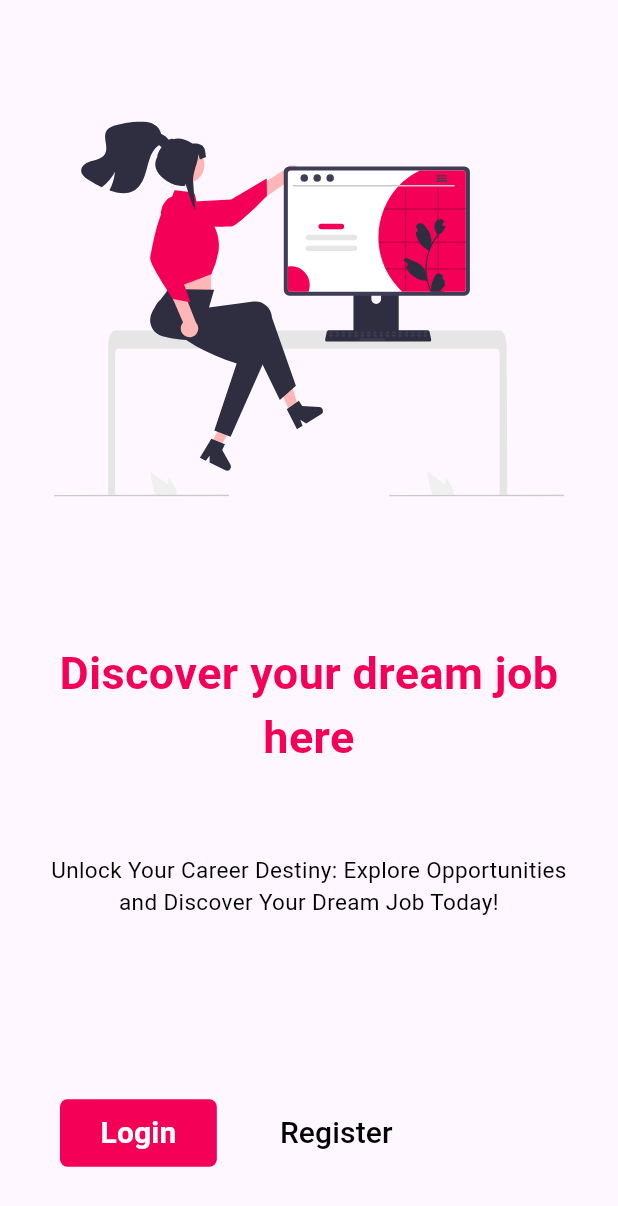
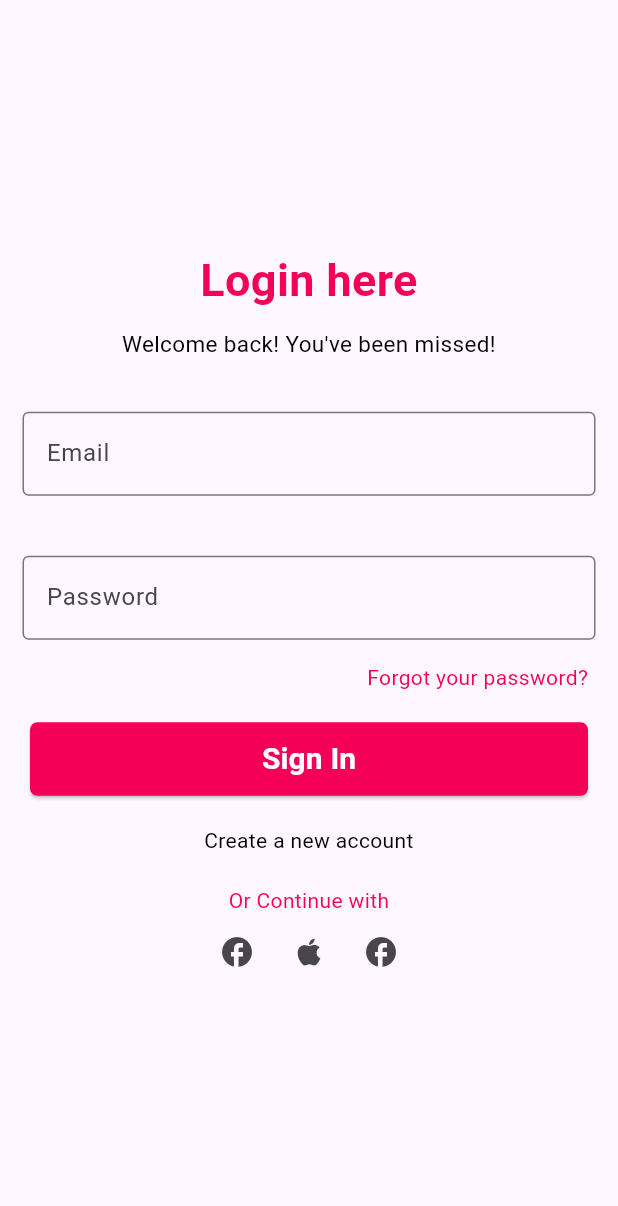
Before and after one commit to BenCodeurr/flutter_onboarding_screens, a Flutter app: the screen it shows after launch, on a phone screen of 412 x 824 dp. Shown: the top 1206 px of the screen. Run offline on Flutter 3.47's test engine with Material 3 defaults, Android fonts, the phone set to English and light mode, and no system bars; our stand-ins replace flutter_svg, hexcolor.

Commit message:
login screen

```diff
--- /dev/null
+++ b/lib/login.dart
@@ -0,0 +1,147 @@
+import 'package:flutter/material.dart';
+import 'package:hexcolor/hexcolor.dart';
+
+class Login extends StatelessWidget {
+  const Login({Key? key});
+
+  @override
+  Widget build(BuildContext context) {
+    return const MaterialApp(
+      debugShowCheckedModeBanner: false,
+      home: LoginPage(),
+    );
+  }
+}
+
+class LoginPage extends StatefulWidget {
+  const LoginPage({Key? key});
+
+  @override
+  State<LoginPage> createState() => _LoginPageState();
+}
+
+class _LoginPageState extends State<LoginPage> {
+  @override
+  Widget build(BuildContext context) {
+    return Scaffold(
+      body: SafeArea(
+        child: Column(
+          mainAxisAlignment: MainAxisAlignment.center,
+          crossAxisAlignment: CrossAxisAlignment.stretch,
+          children: [
+            Text(
+              'Login here',
+              textAlign: TextAlign.center,
+              style: TextStyle(
+                color: HexColor('#F50057'),
+                fontSize: 30.0,
+                fontWeight: FontWeight.bold,
+              ),
+            ),
+            const SizedBox(height: 10.0),
+            const Text(
+              'Welcome back! You\'ve been missed!',
+              textAlign: TextAlign.center,
+              style: TextStyle(
+                color: Colors.black,
+                fontSize: 15.0,
+              ),
+            ),
+            const SizedBox(height: 20.0),
+            const Padding(
+              padding: EdgeInsets.all(15.0),
+              child: TextField(
+                decoration: InputDecoration(
+                  border: OutlineInputBorder(),
+                  hintText: 'Email',
+                ),
+              ),
+            ),
+            const SizedBox(height: 10.0),
+            const Padding(
+              padding: EdgeInsets.all(15.0),
+              child: TextField(
+                obscureText: true,
+                decoration: InputDecoration(
+                  border: OutlineInputBorder(),
+                  hintText: 'Password',
+                ),
+              ),
+            ),
+            Align(
+              alignment: Alignment.topRight,
+              child: Padding(
+                padding: const EdgeInsets.only(right: 20.0),
+                child: Text(
+                  'Forgot your password?',
+                  style: TextStyle(
+                    color: HexColor('#F50057'),
+                  ),
+                ),
+              ),
+            ),
+            const SizedBox(height: 20.0),
+            Padding(
+              padding: const EdgeInsets.symmetric(horizontal: 20.0),
+              child: ElevatedButton(
+                style: ElevatedButton.styleFrom(
+                  backgroundColor: HexColor('#F50057'),
+                  shape: RoundedRectangleBorder(
+                    borderRadius: BorderRadius.circular(5.0),
+                  ),
+                ),
+                onPressed: () {},
+                child: const Padding(
+                  padding: EdgeInsets.symmetric(
+                    vertical: 10.0,
+                  ),
+                  child: Text(
+                    'Sign In',
+                    style: TextStyle(
+                      fontSize: 20.0,
+                      color: Colors.white,
+                      fontWeight: FontWeight.bold,
+                    ),
+                  ),
+                ),
+              ),
+            ),
+            const SizedBox(height: 20.0),
+            const Text(
+              'Create a new account',
+              textAlign: TextAlign.center,
+              style: TextStyle(
+                color: Colors.black,
+              ),
+            ),
+            const SizedBox(height: 20.0),
+            Text(
+              'Or Continue with',
+              textAlign: TextAlign.center,
+              style: TextStyle(
+                color: HexColor('#F50057'),
+              ),
+            ),
+            Row(
+              mainAxisAlignment: MainAxisAlignment.center,
+              children: [
+                IconButton(
+                  onPressed: () {},
+                  icon: const Icon(Icons.facebook),
+                ),
+                IconButton(
+                  onPressed: () {},
+                  icon: const Icon(Icons.apple),
+                ),
+                IconButton(
+                  onPressed: () {},
+                  icon: const Icon(Icons.facebook),
+                ),
+              ],
+            ),
+          ],
+        ),
+      ),
+    );
+  }
+}
--- a/lib/main.dart
+++ b/lib/main.dart
@@ -1,6 +1,7 @@
 import 'package:flutter/material.dart';
-import 'my_app.dart';
+// import 'my_app.dart';
+import 'login.dart';
 
 void main() {
-  runApp(const MyApp());
+  runApp(const Login());
 }
--- a/lib/my_app.dart
+++ b/lib/my_app.dart
@@ -8,6 +8,7 @@ class MyApp extends StatelessWidget {
   @override
   Widget build(BuildContext context) {
     return const MaterialApp(
+      debugShowCheckedModeBanner: false,
       home: MyHomePage(),
     );
   }
```
